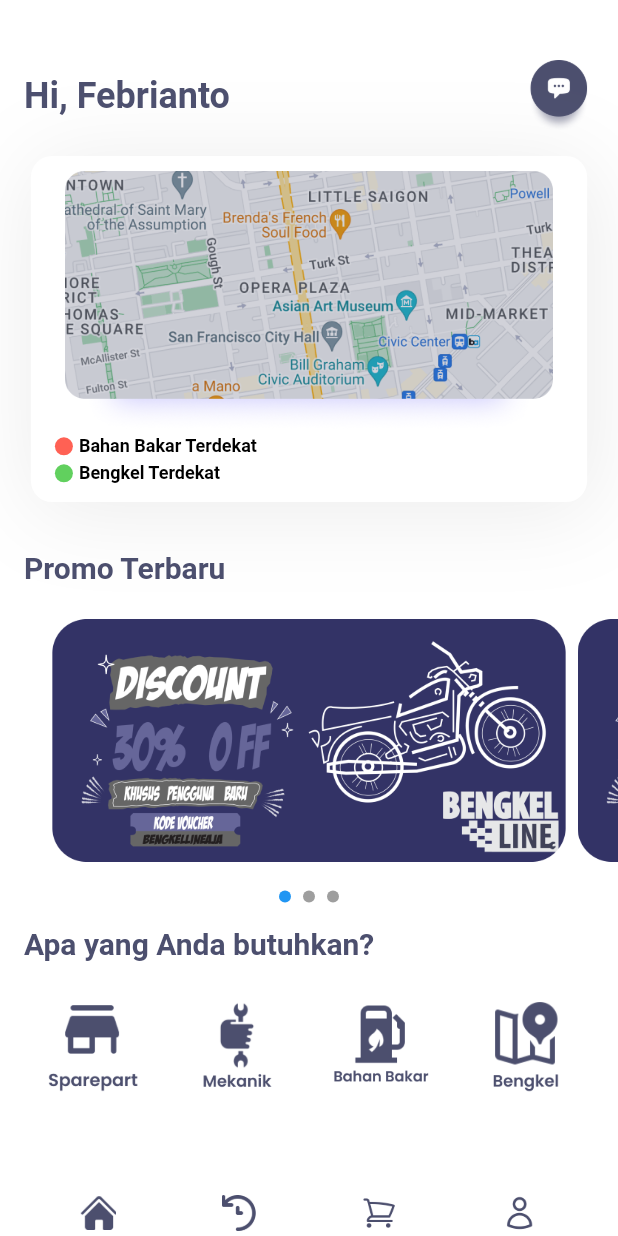
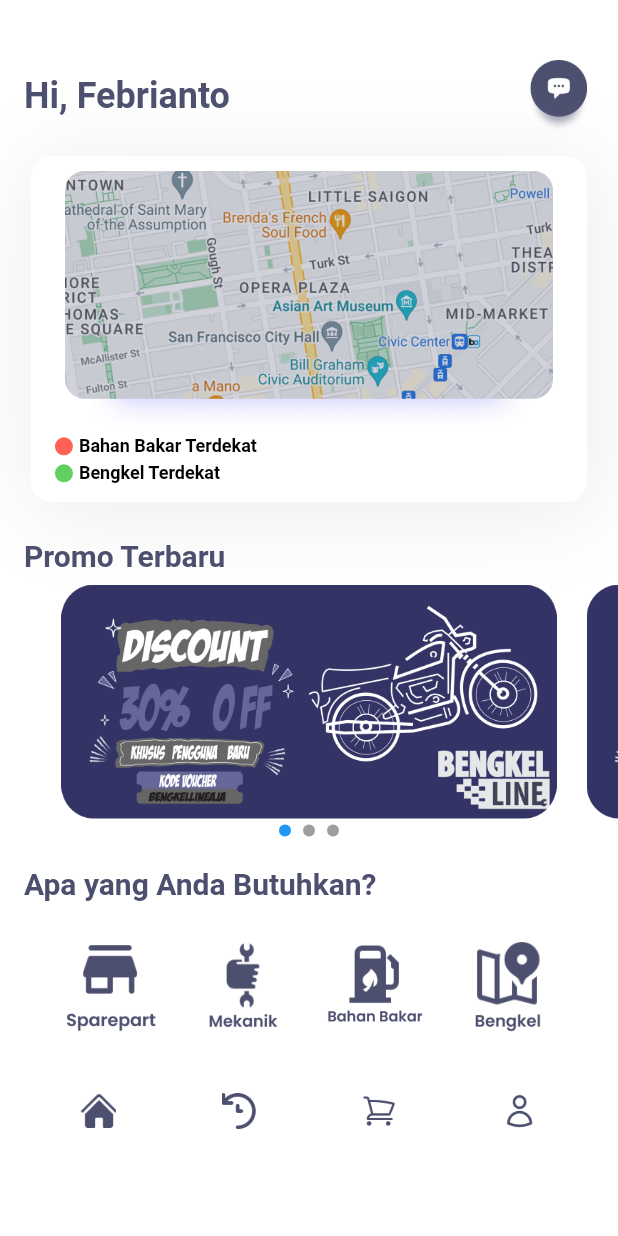
Before and after one commit to sigitwijk16/bengkeline-flutter, a Flutter app: the HomeScreen screen opened directly, on a phone screen of 412 x 824 dp. Run offline on Flutter 3.47's test engine with Material 2 defaults, Android fonts, the phone set to English and light mode, and no system bars; our stand-ins replace shared_preferences; accounts and stored records are empty; Roboto replaces fonts that are missing (Poppins).

Commit message:
Our bengkeline project slice

```diff
--- a/lib/pages/home_screen.dart
+++ b/lib/pages/home_screen.dart
@@ -1,4 +1,5 @@
 import 'package:bengkeline/custom_resources/text_primary.dart';
+import 'package:bengkeline/pages/on_boarding1.dart';
 import 'package:bengkeline/pages/splash_screen.dart';
 import 'package:flutter/material.dart';
 
@@ -127,6 +128,7 @@ class _HomeScreenState extends State<HomeScreen> {
                                     horizontal: 16, vertical: 2),
                                 child: Row(
                                   mainAxisAlignment: MainAxisAlignment.start,
+                                  crossAxisAlignment: CrossAxisAlignment.center,
                                   children: <Widget>[
                                     Container(
                                       width: 12,
@@ -148,6 +150,8 @@ class _HomeScreenState extends State<HomeScreen> {
                                 padding: const EdgeInsets.symmetric(
                                     horizontal: 16, vertical: 2),
                                 child: Row(
+                                  mainAxisAlignment: MainAxisAlignment.start,
+                                  crossAxisAlignment: CrossAxisAlignment.center,
                                   children: <Widget>[
                                     Container(
                                       width: 12,
@@ -171,7 +175,7 @@ class _HomeScreenState extends State<HomeScreen> {
                   ),
                 ],
               ),
-              SizedBox(height: 32.0),
+              SizedBox(height: 24.0),
               Padding(
                 padding: const EdgeInsets.only(left: 16),
                 child: Row(
@@ -183,14 +187,14 @@ class _HomeScreenState extends State<HomeScreen> {
                   ],
                 ),
               ),
-              SizedBox(height: 4),
+              SizedBox(height: 4.0),
               SingleChildScrollView(
                 child: Column(
                   children: [
                     Column(
                       children: <Widget>[
                         SizedBox(
-                          height: 200, // Set the height of the carousel.
+                          height: 164, // Set the height of the carousel.
                           child: PageView.builder(
                             controller: _pageController,
                             itemCount: imageList.length,
@@ -221,13 +225,13 @@ class _HomeScreenState extends State<HomeScreen> {
                   ],
                 ),
               ),
-              SizedBox(height: 16),
+              SizedBox(height: 20),
               Padding(
                 padding: const EdgeInsets.only(left: 16),
                 child: Row(
                   children: <Widget>[
                     Text(
-                      'Apa yang Anda butuhkan?',
+                      'Apa yang Anda Butuhkan?',
                       style: TextPrimary.heading2,
                     ),
                   ],
@@ -241,7 +245,7 @@ class _HomeScreenState extends State<HomeScreen> {
                 crossAxisAlignment: CrossAxisAlignment.center,
                 children: <Widget>[
                   Container(
-                    margin: EdgeInsets.symmetric(horizontal: 16),
+                    margin: EdgeInsets.symmetric(horizontal: 12),
                     child: InkWell(
                       onTap: () {}, // Handle your callback.
                       splashColor: Colors.black.withOpacity(0.3),
@@ -251,14 +255,14 @@ class _HomeScreenState extends State<HomeScreen> {
                         decoration: BoxDecoration(
                           image: DecorationImage(
                             image: AssetImage('assets/icons/menu_button1.png'),
-                            fit: BoxFit.contain,
+                            fit: BoxFit.scaleDown,
                           ),
                         ),
                       ),
                     ),
                   ),
                   Container(
-                    margin: EdgeInsets.symmetric(horizontal: 16),
+                    margin: EdgeInsets.symmetric(horizontal: 12),
                     child: InkWell(
                       onTap: () {}, // Handle your callback.
                       splashColor: Colors.black.withOpacity(0.3),
@@ -268,14 +272,14 @@ class _HomeScreenState extends State<HomeScreen> {
                         decoration: BoxDecoration(
                           image: DecorationImage(
                             image: AssetImage('assets/icons/menu_button2.png'),
-                            fit: BoxFit.contain,
+                            fit: BoxFit.scaleDown,
                           ),
                         ),
                       ),
                     ),
                   ),
                   Container(
-                    margin: EdgeInsets.symmetric(horizontal: 16),
+                    margin: EdgeInsets.symmetric(horizontal: 12),
                     child: InkWell(
                       onTap: () {}, // Handle your callback.
                       splashColor: Colors.black.withOpacity(0.3),
@@ -285,14 +289,14 @@ class _HomeScreenState extends State<HomeScreen> {
                         decoration: BoxDecoration(
                           image: DecorationImage(
                             image: AssetImage('assets/icons/menu_button3.png'),
-                            fit: BoxFit.contain,
+                            fit: BoxFit.scaleDown,
                           ),
                         ),
                       ),
                     ),
                   ),
                   Container(
-                    margin: EdgeInsets.symmetric(horizontal: 16),
+                    margin: EdgeInsets.symmetric(horizontal: 12),
                     child: InkWell(
                       onTap: () {}, // Handle your callback.
                       splashColor: Colors.black.withOpacity(0.3),
@@ -302,7 +306,7 @@ class _HomeScreenState extends State<HomeScreen> {
                         decoration: BoxDecoration(
                           image: DecorationImage(
                             image: AssetImage('assets/icons/menu_button4.png'),
-                            fit: BoxFit.contain,
+                            fit: BoxFit.scaleDown,
                           ),
                         ),
                       ),
@@ -313,10 +317,7 @@ class _HomeScreenState extends State<HomeScreen> {
             ],
           ),
           SizedBox(
-            height: 64,
-          ),
-          SizedBox(
-            height: 4,
+            height: 40,
           ),
           Row(
             mainAxisAlignment: MainAxisAlignment.spaceEvenly,
@@ -403,7 +404,7 @@ class _HomeScreenState extends State<HomeScreen> {
                       context,
                       MaterialPageRoute(
                           builder: (context) =>
-                              SplashScreen()), // Replace NextScreen with your destination screen.
+                              OnboardingPage1()), // Replace NextScreen with your destination screen.
                     );
                   },
                   child: Ink(
```
